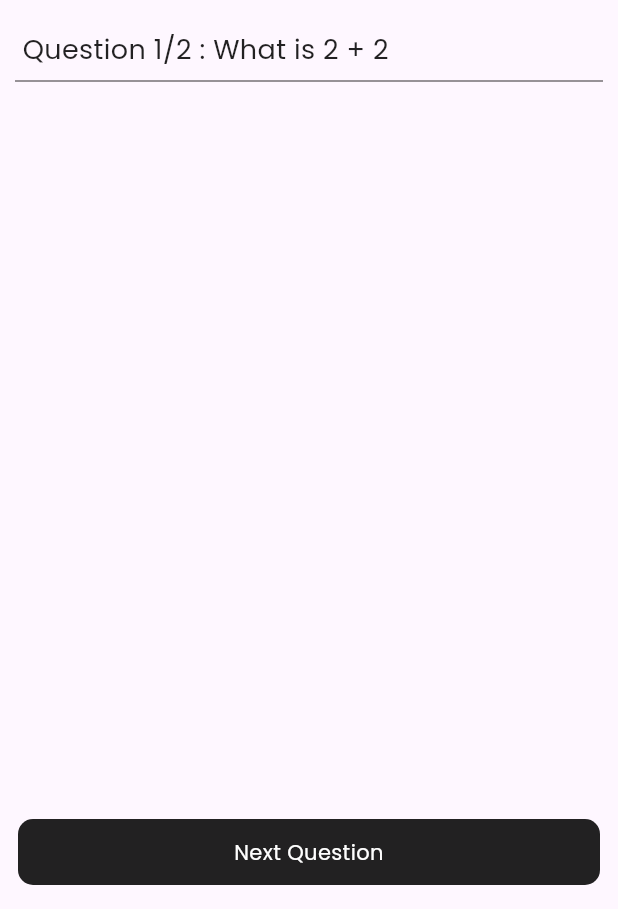
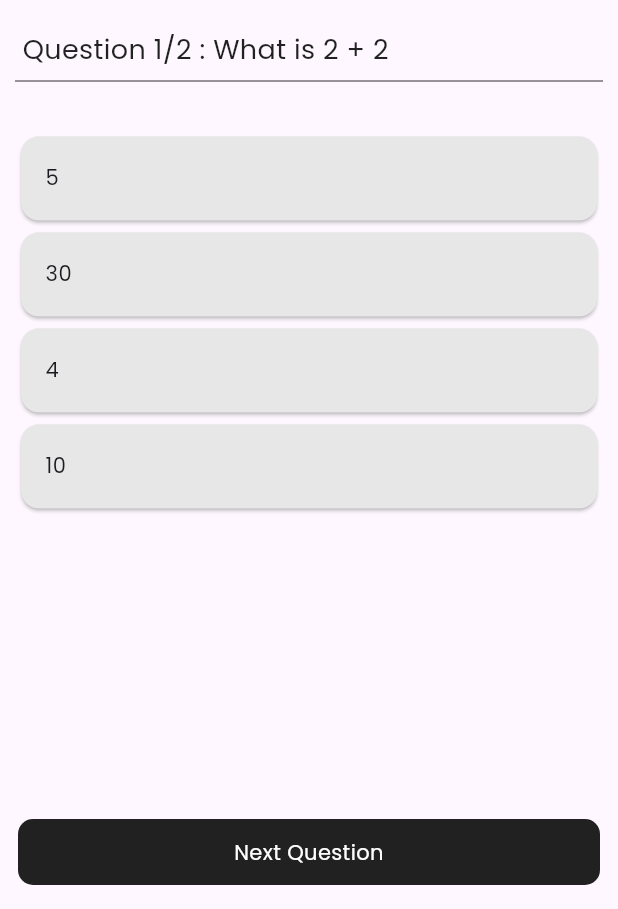
Before and after one commit to shzaib/flutter_mindforge, a Flutter app: the screen it shows after launch, on a phone screen of 412 x 824 dp, the part 327-1236 px from its top. Run offline on Flutter 3.47's test engine with Material 3 defaults, Android fonts, the phone set to English and light mode, and no system bars; our stand-ins replace google_fonts.

Commit message:
Building an option card.

```diff
--- a/lib/screens/home_screen.dart
+++ b/lib/screens/home_screen.dart
@@ -1,6 +1,10 @@
+// ignore_for_file: unrelated_type_equality_checks
+
 import 'package:flutter/material.dart';
+import 'package:mindforge/constants/constants.dart';
 import 'package:mindforge/models/question_model.dart';
 import 'package:mindforge/widgets/next_button.dart';
+import 'package:mindforge/widgets/option_card.dart';
 import 'package:mindforge/widgets/question_widget.dart';
 
 class HomePage extends StatefulWidget {
@@ -24,6 +28,13 @@ class _HomePageState extends State<HomePage> {
     ),
   ];
   int index = 0;
+  bool isPressed = false;
+  void changeColor() {
+    setState(() {
+      isPressed = true;
+    });
+  }
+
   void nextQuestion() {
     if (index == questions.length - 1) {
       return;
@@ -31,6 +42,7 @@ class _HomePageState extends State<HomePage> {
       setState(
         () {
           index++;
+          isPressed = false;
         },
       );
     }
@@ -63,7 +75,20 @@ class _HomePageState extends State<HomePage> {
                     totalQuestion: questions.length),
                 const Divider(
                   color: Colors.black54,
-                )
+                ),
+                const SizedBox(
+                  height: 25,
+                ),
+                for (int i = 0; i < questions[index].options.length; i++)
+                  OptionsCard(
+                    option: questions[index].options.keys.toList()[i],
+                    color: isPressed
+                        ? questions[index].options.keys.toList()[i] == true
+                            ? correct
+                            : incorrect
+                        : neutral,
+                    onTap: changeColor,
+                  ),
               ],
             ),
           ),
--- /dev/null
+++ b/lib/widgets/option_card.dart
@@ -0,0 +1,31 @@
+import 'package:flutter/material.dart';
+import 'package:google_fonts/google_fonts.dart';
+
+class OptionsCard extends StatelessWidget {
+  const OptionsCard(
+      {super.key,
+      required this.option,
+      required this.color,
+      required this.onTap});
+  final String option;
+  final VoidCallback onTap;
+  final Color color;
+  @override
+  Widget build(BuildContext context) {
+    return GestureDetector(
+      onTap: onTap,
+      child: Card(
+        color: color,
+        child: ListTile(
+          title: Text(
+            option,
+            textAlign: TextAlign.left,
+            style: GoogleFonts.poppins(
+              fontSize: 14,
+            ),
+          ),
+        ),
+      ),
+    );
+  }
+}
```
